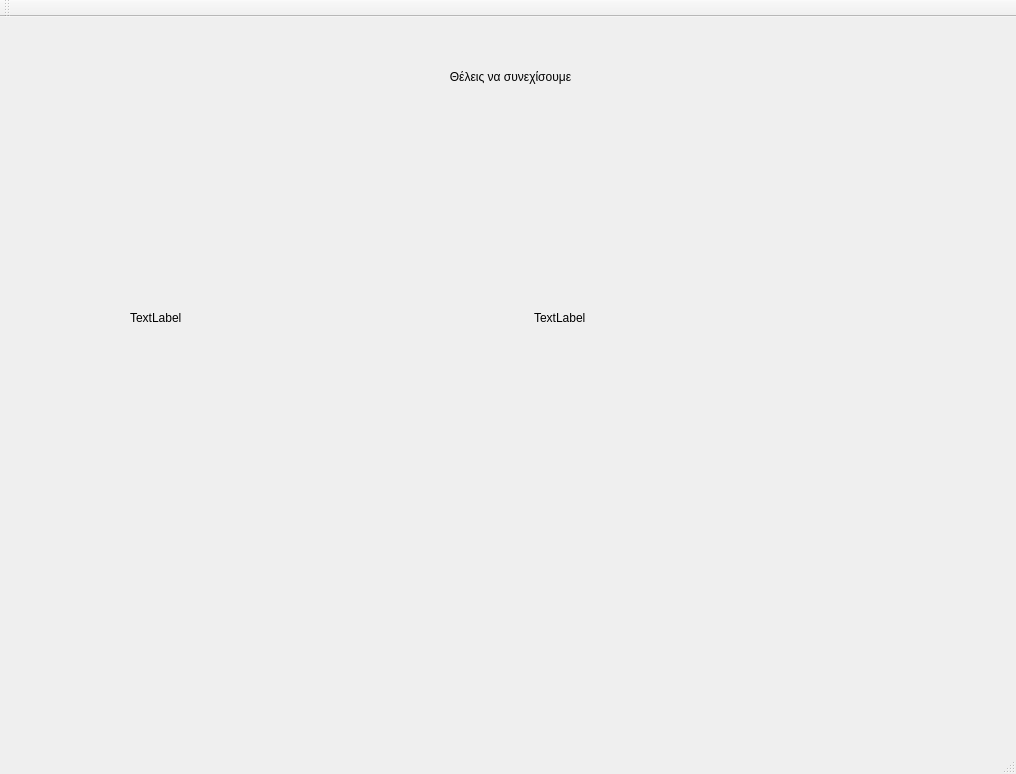
The window that userInterface/resources/menu.ui (smattha/robotHuman) describes before a commit, drawn with Qt 5.
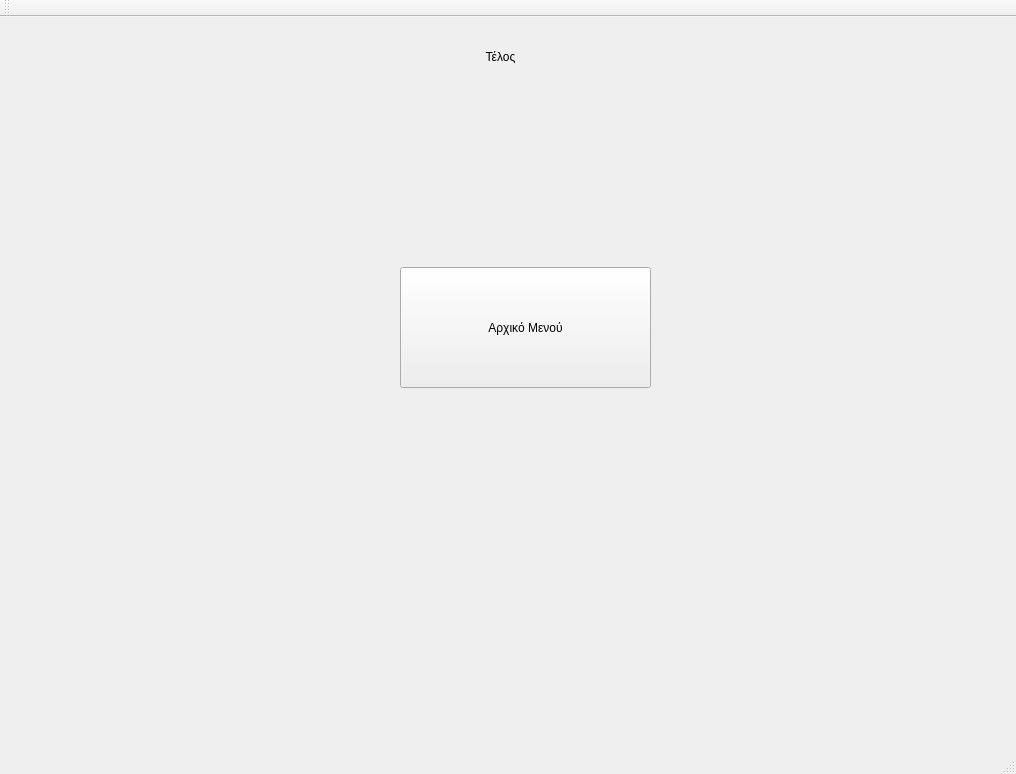
The same window after the commit. The open tabs and pages were chosen to show the change.

```diff
--- a/userInterface/resources/menu.ui
+++ b/userInterface/resources/menu.ui
@@ -38,8 +38,8 @@
    <widget class="QStackedWidget" name="stackedWidget">
     <property name="geometry">
      <rect>
-      <x>60</x>
-      <y>20</y>
+      <x>50</x>
+      <y>0</y>
       <width>891</width>
       <height>671</height>
      </rect>
@@ -1152,43 +1152,24 @@
        </rect>
       </property>
       <property name="text">
-       <string>Θέλεις να συνεχίσουμε</string>
+       <string>Τέλος</string>
       </property>
       <property name="alignment">
        <set>Qt::AlignCenter</set>
       </property>
      </widget>
-     <widget class="QWidget" name="horizontalLayoutWidget_5">
+     <widget class="QPushButton" name="go2Home">
       <property name="geometry">
        <rect>
-        <x>70</x>
-        <y>150</y>
-        <width>801</width>
-        <height>261</height>
+        <x>350</x>
+        <y>250</y>
+        <width>251</width>
+        <height>121</height>
        </rect>
       </property>
-      <layout class="QHBoxLayout" name="horizontalLayout_5">
-       <item>
-        <widget class="QLabel" name="yesImage">
-         <property name="text">
-          <string>TextLabel</string>
-         </property>
-         <property name="scaledContents">
-          <bool>true</bool>
-         </property>
-        </widget>
-       </item>
-       <item>
-        <widget class="QLabel" name="noImage">
-         <property name="text">
-          <string>TextLabel</string>
-         </property>
-         <property name="scaledContents">
-          <bool>true</bool>
-         </property>
-        </widget>
-       </item>
-      </layout>
+      <property name="text">
+       <string>Αρχικό Μενού</string>
+      </property>
      </widget>
     </widget>
     <widget class="QWidget" name="page_2">
```
Left out of the diff: 24 changed lines with no effect on the pictures.
